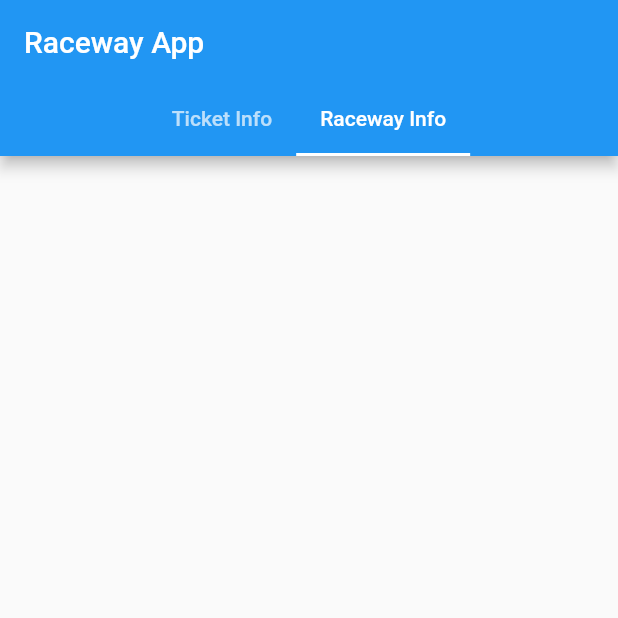
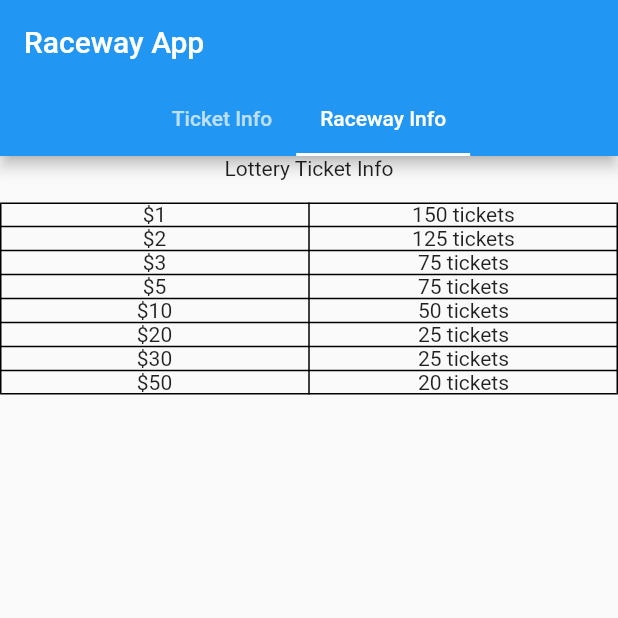
Before and after one commit to ShameenShetty/Raceway-App, a Flutter app: the screen it shows after launch, tab 2 chosen, on a phone screen of 412 x 824 dp, the top half of it. Run offline on Flutter 3.47's test engine with Material 2 defaults, Android fonts, the phone set to English and light mode, and no system bars.

Commit message:
in main.dart removed the hardcoded tab names and pages and replaced it with a map
then read the values from it

in tab_pages.dart
did the same thing
removed the hardcoded values of the ticket price and num of tickets
and replaced it with a map

then in a for loop, returned a table row with 2 children - the ticket price, and the num of tickets
both of them are text widgets wrapped in a center widget

```diff
--- a/lib/Pages/tab_pages.dart
+++ b/lib/Pages/tab_pages.dart
@@ -10,12 +10,48 @@ class TicketInfoPage extends StatelessWidget {
   }
 }
 
+Map<String, String> ticketInfo = {
+  '\$1': '150 tickets',
+  '\$2': '125 tickets',
+  '\$3': '75 tickets',
+  '\$5': '75 tickets',
+  '\$10': '50 tickets',
+  '\$20': '25 tickets',
+  '\$30': '25 tickets',
+  '\$50': '20 tickets',
+};
+
 class RacewayInfoPage extends StatelessWidget {
   const RacewayInfoPage({super.key});
 
   @override
   Widget build(BuildContext context) {
     // TODO: implement build
-    return ListView();
+    return SingleChildScrollView(
+      child: Column(
+        crossAxisAlignment: CrossAxisAlignment.center,
+        children: [
+          const Text('Lottery Ticket Info'),
+          const SizedBox(
+            height: 15,
+          ),
+          // Lottery ticket info table
+          Table(
+              border: TableBorder.all(color: Colors.black),
+              children: ticketInfo.entries
+                  .map((mapElem) => TableRow(
+                        children: [
+                          Center(
+                            child: Text(mapElem.key),
+                          ),
+                          Center(
+                            child: Text(mapElem.value),
+                          )
+                        ],
+                      ))
+                  .toList()),
+        ],
+      ),
+    );
   }
 }
--- a/lib/main.dart
+++ b/lib/main.dart
@@ -2,15 +2,16 @@
 import 'package:raceway_app/Pages/tab_pages.dart';
 
 void main() {
-  runApp(MaterialApp(
+  runApp(const MaterialApp(
     home: MyApp(),
   ));
 }
 
-const double windowWidth = 1200;
-const double windowHeight = 800;
-
-class Platform {}
+List<Widget> widgetList = [const TicketInfoPage(), const RacewayInfoPage()];
+Map<String, Widget> tabPagesMap = {
+  'Ticket Info': const TicketInfoPage(),
+  'Raceway Info': const RacewayInfoPage(),
+};
 
 class MyApp extends StatelessWidget {
   const MyApp({Key? key}) : super(key: key);
@@ -18,28 +19,26 @@
   @override
   Widget build(BuildContext context) {
     return DefaultTabController(
-      length: 2,
+      length: tabPagesMap.length,
       child: Scaffold(
         appBar: AppBar(
           title: const Text('Raceway App'),
-          bottom: const TabBar(
+          bottom: TabBar(
             isScrollable: true,
             tabs: [
-              Tab(
-                text: 'Ticket Info',
-              ),
-              Tab(
-                text: 'Raceway Info',
-              ),
+              for (String key in tabPagesMap.keys)
+                Tab(
+                  text: key,
+                )
             ],
           ),
         ),
-        body: const SafeArea(
+        body: SafeArea(
             bottom: false,
-            child: TabBarView(children: [
-              TicketInfoPage(),
-              RacewayInfoPage(),
-            ])),
+            child: TabBarView(
+                children: tabPagesMap.entries
+                    .map((tabPage) => tabPage.value)
+                    .toList())),
       ),
     );
   }
```
